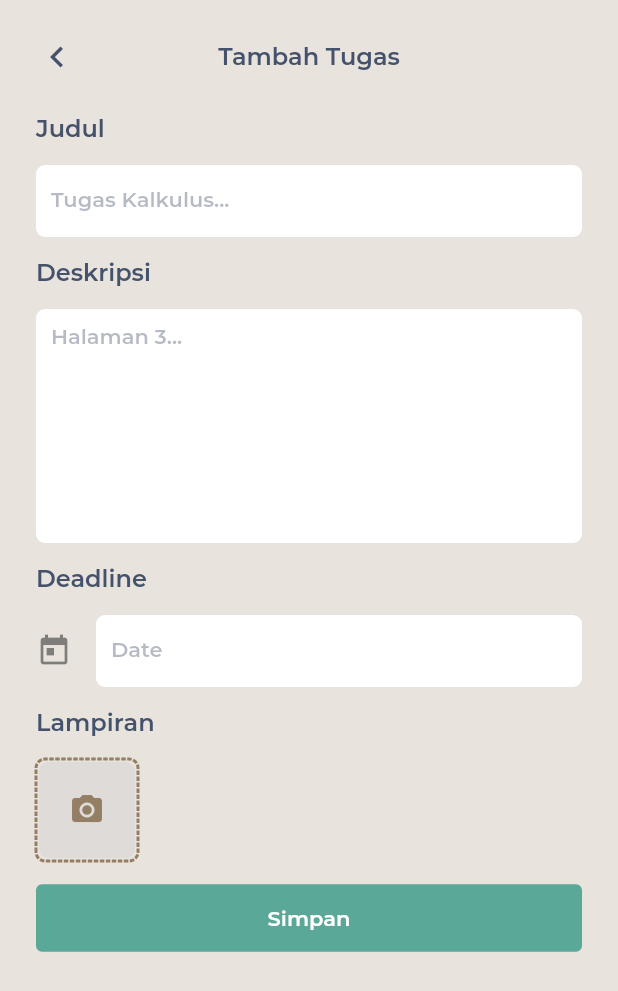
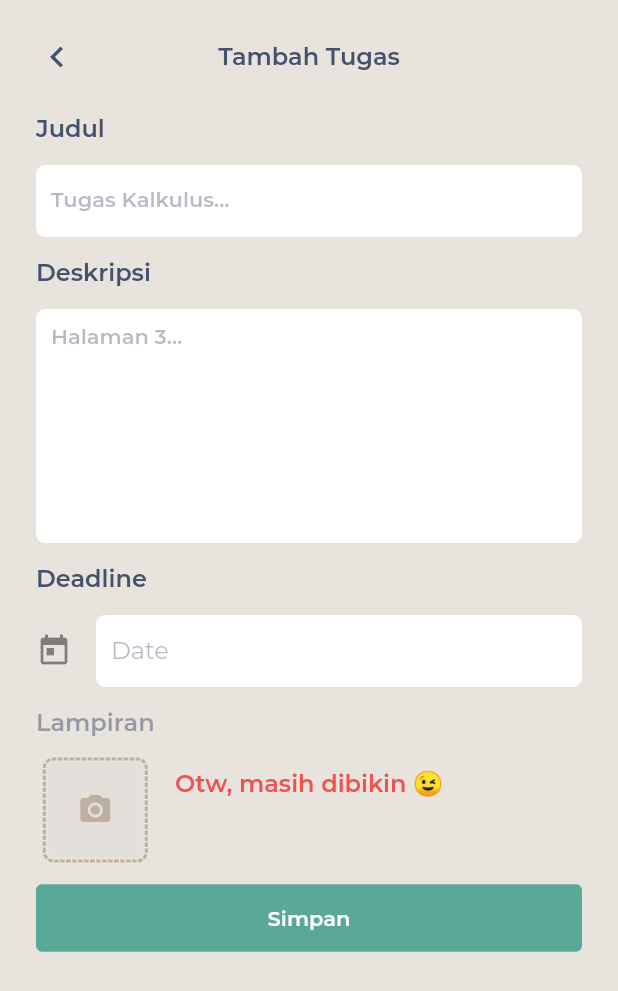
Before and after one commit to Innodev-K8/bukutugas, a Flutter app: the CreateAssignmentScreen screen opened by its route, on a phone screen of 412 x 824 dp. Shown: the top 991 px of the screen. Run offline on Flutter 3.47's test engine with Material 2 defaults, Android fonts, the phone set to English and light mode, and no system bars; drawn by our look-alikes of date_time_picker, dotted_border; our stand-ins replace cloud_firestore, emoji_picker_flutter, firebase_auth, firebase_core, flutter_hooks, flutter_riverpod and 4 more; accounts and stored records are empty; network calls fail.

```diff
--- a/lib/screens/assignment/create_assignment_screen.dart
+++ b/lib/screens/assignment/create_assignment_screen.dart
@@ -99,23 +99,37 @@ class CreateAssignmentScreen extends HookWidget {
                         ),
                         SizedBox(height: 14.0),
                         DateTimePicker(
-                          style: Theme.of(context).textTheme.headline4,
                           type: DateTimePickerType.dateTime,
                           initialValue: '',
-                          firstDate: DateTime(2000),
+                          firstDate: DateTime.now(),
                           lastDate: DateTime(2100),
                           dateLabelText: 'Date',
                           validator: (val) {
-                            print(val);
+                            if (val != null && val != '') {
+                              if (DateTime.parse(val)
+                                  .isBefore(DateTime.now())) {
+                                return 'Yah tanggal & jam ini udah lewat...';
+                              }
+                            }
+
                             return null;
                           },
                           onSaved: (newValue) => deadline.value = newValue!,
                           icon: Icon(Icons.today),
                         ),
                         SizedBox(height: 14.0),
+                        Container(
+                          width: double.infinity,
+                          child: Stack(
+                            children: [
+                              Opacity(
+                                opacity: 0.5,
+                                child: Column(
+                                  children: [
                                     Text(
                                       'Lampiran',
-                          style: Theme.of(context).textTheme.headline2,
+                                      style:
+                                          Theme.of(context).textTheme.headline2,
                                     ),
                                     SizedBox(height: 14.0),
                                     Wrap(
@@ -134,7 +148,8 @@ class CreateAssignmentScreen extends HookWidget {
                                             width: 64,
                                             height: 64,
                                             decoration: BoxDecoration(
-                                  color: Theme.of(context).shadowColor,
+                                              color:
+                                                  Theme.of(context).shadowColor,
                                               borderRadius: AppTheme.rounded,
                                             ),
                                             alignment: Alignment.center,
@@ -150,6 +165,26 @@ class CreateAssignmentScreen extends HookWidget {
                                           ),
                                         ),
                                       ],
+                                    ),
+                                  ],
+                                ),
+                              ),
+                              Positioned.fill(
+                                child: Align(
+                                  alignment: Alignment.center,
+                                  child: Text(
+                                    'Otw, masih dibikin 😉',
+                                    style: Theme.of(context)
+                                        .textTheme
+                                        .headline3!
+                                        .copyWith(
+                                          color: Colors.red[400],
+                                        ),
+                                  ),
+                                ),
+                              ),
+                            ],
+                          ),
                         ),
                         SizedBox(height: 14.0),
                         Container(
--- a/lib/screens/home/add_subject.dart
+++ b/lib/screens/home/add_subject.dart
@@ -108,7 +108,7 @@ class SubjectBottomSheetDialog extends HookWidget {
                         SizedBox(height: 14.0),
                         TextFormField(
                           style: Theme.of(context).textTheme.headline4,
-                          textCapitalization: TextCapitalization.sentences,
+                          textCapitalization: TextCapitalization.words,
                           decoration: InputDecoration(
                             labelText: 'Nama guru/dosen...',
                           ),
--- a/lib/screens/home/home_header.dart
+++ b/lib/screens/home/home_header.dart
@@ -1,5 +1,4 @@
 import 'package:bukutugas/providers/auth/auth_controller.dart';
-import 'package:bukutugas/repositories/auth_repository.dart';
 import 'package:flutter/material.dart';
 import 'package:flutter_hooks/flutter_hooks.dart';
 import 'package:hooks_riverpod/hooks_riverpod.dart';
```
Also changed, not shown: lib/screens/assignment/detail_assignment_screen.dart (+18 -4 lines), lib/screens/subject/subject_header.dart (+19 -5 lines), lib/screens/subject/subject_sheet.dart (+24 -14 lines), lib/widgets/subject_item.dart (+13 -6 lines). Lines whose indentation alone changed are shown as unchanged.
